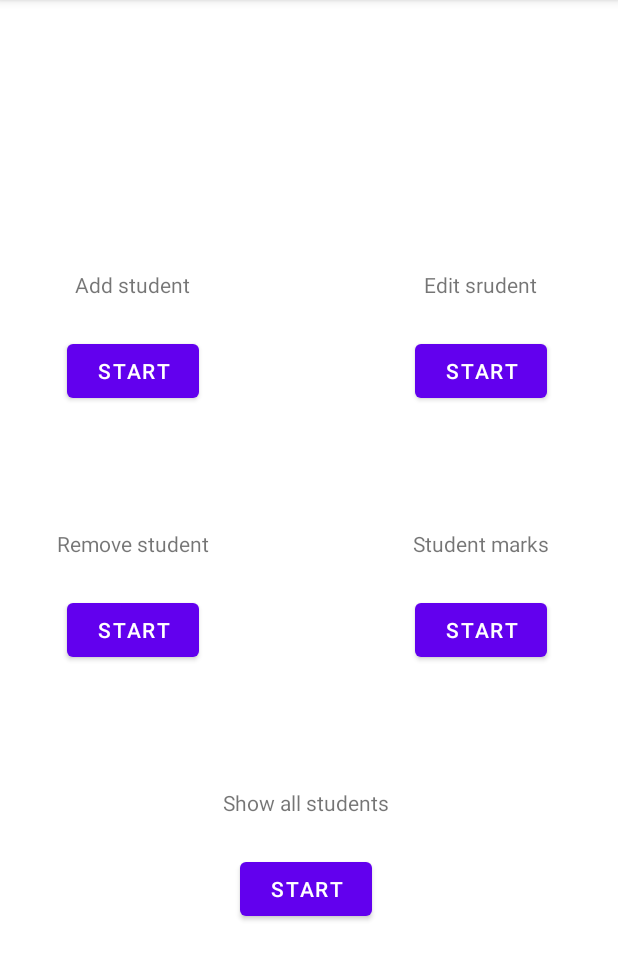
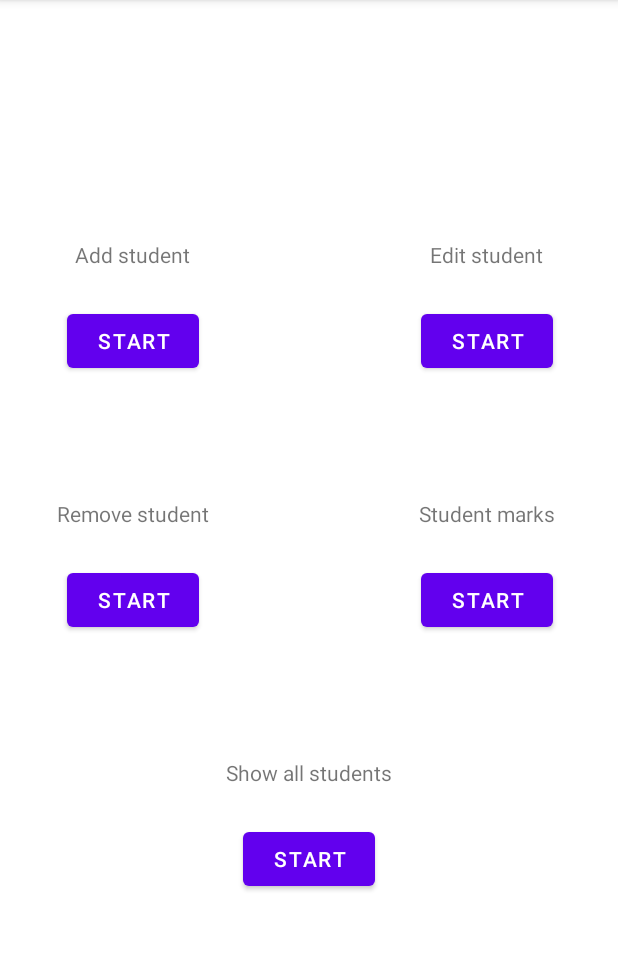
Before and after one commit to fedyuchuktimothey/DeKa, an Android app: the screen it shows after launch (MainActivity), after a tap on "START", on a phone screen of 412 x 824 dp, the part 84-1064 px from its top. Run offline under Robolectric (Android 15) with nearby library versions, the phone set to English and light mode, and no system bars.

Commit message:
Start navigation and Find functions

```diff
--- a/app/build.gradle
+++ b/app/build.gradle
@@ -40,6 +40,7 @@ dependencies {
     implementation 'androidx.constraintlayout:constraintlayout:2.1.2'
     implementation 'com.google.firebase:firebase-firestore:21.4.0'
     implementation 'com.google.firebase:firebase-firestore-ktx:24.0.0'
+    implementation 'androidx.navigation:navigation-fragment:2.3.5'
     testImplementation 'junit:junit:4.+'
     androidTestImplementation 'androidx.test.ext:junit:1.1.3'
     androidTestImplementation 'androidx.test.espresso:espresso-core:3.4.0'
--- a/app/src/main/java/com/example/deka/MainActivity.kt
+++ b/app/src/main/java/com/example/deka/MainActivity.kt
@@ -2,16 +2,13 @@ package com.example.deka
 
 import androidx.appcompat.app.AppCompatActivity
 import android.os.Bundle
+import androidx.navigation.Navigation.findNavController
 import com.example.deka.fragments.MainFragment
 
 class MainActivity : AppCompatActivity() {
     override fun onCreate(savedInstanceState: Bundle?) {
         super.onCreate(savedInstanceState)
         setContentView(R.layout.activity_main)
-        if (savedInstanceState == null) {
-            supportFragmentManager.beginTransaction()
-                .add(R.id.container, MainFragment())
-                .commit()
-        }
+
     }
 }
--- a/app/src/main/java/com/example/deka/fragments/MainFragment.kt
+++ b/app/src/main/java/com/example/deka/fragments/MainFragment.kt
@@ -6,6 +6,8 @@ import android.view.View
 import android.view.ViewGroup
 import android.widget.Button
 import androidx.fragment.app.Fragment
+import androidx.navigation.Navigation
+import androidx.navigation.Navigation.findNavController
 import com.example.deka.R
 import com.example.deka.fragments.find.FindFragment
 import com.example.deka.fragments.groups_functions.GroupsFunctionsFragment
@@ -23,35 +25,20 @@ class MainFragment:Fragment() {
 
         //Students Functions Button
         val studFunc = view.findViewById(R.id.studFunc) as Button
-        val studFunctionsFragment = StudFunctionsFragment()
-        studFunc.setOnClickListener() {
-            activity?.supportFragmentManager?.beginTransaction()
-                ?.replace(R.id.container, studFunctionsFragment)?.addToBackStack("MainFragment")?.commit()
-        }
+        studFunc.setOnClickListener(Navigation.createNavigateOnClickListener(R.id.studFunctionsFragment, null))
 
         // Find Button
         val find = view.findViewById(R.id.find) as Button
-        val findFragment = FindFragment()
-        find.setOnClickListener() {
-            activity?.supportFragmentManager?.beginTransaction()
-                ?.replace(R.id.container, findFragment)?.addToBackStack("MainFragment")?.commit()
-        }
+        find.setOnClickListener(Navigation.createNavigateOnClickListener(R.id.findFragment, null))
 
         //Students Performance Button
         val studPerfor = view.findViewById(R.id.studPerfor) as Button
-        val studPerforFragment = StudPerforFragment()
-        studPerfor.setOnClickListener() {
-            activity?.supportFragmentManager?.beginTransaction()
-                ?.replace(R.id.container, studPerforFragment)?.addToBackStack("MainFragment")?.commit()
-        }
+        //studPerfor.setOnClickListener(Navigation.createNavigateOnClickListener(R.id.studPerfor, null))
 
         //Groups Functions Button
         val groupFunc = view.findViewById(R.id.groupFunc) as Button
-        val groupsFunctionsFragment = GroupsFunctionsFragment()
-        groupFunc.setOnClickListener() {
-            activity?.supportFragmentManager?.beginTransaction()
-                ?.replace(R.id.container, groupsFunctionsFragment)?.addToBackStack("MainFragment")?.commit()
-        }
+       // groupFunc.setOnClickListener(Navigation.createNavigateOnClickListener(R.id., null))
+
 
         return view
     }
--- a/app/src/main/java/com/example/deka/fragments/students_functions/AddStudentFragment.kt
+++ b/app/src/main/java/com/example/deka/fragments/students_functions/AddStudentFragment.kt
@@ -10,7 +10,10 @@ import android.widget.Button
 import android.widget.EditText
 import android.widget.Toast
 import androidx.fragment.app.Fragment
+import androidx.navigation.Navigation
+import androidx.navigation.fragment.NavHostFragment.findNavController
 import com.example.deka.R
+import com.google.android.material.navigation.NavigationView
 import com.google.firebase.firestore.ktx.firestore
 import com.google.firebase.ktx.Firebase
 import java.util.HashMap
@@ -27,12 +30,12 @@ class AddStudentFragment:Fragment() {
         val studGroup = view.findViewById<EditText>(R.id.studGroupNumber)
         val addNewStud = view.findViewById(R.id.addNewStud) as Button
         val db = Firebase.firestore
-        addNewStud.setOnClickListener(){
+        addNewStud.setOnClickListener{
+
             val student = HashMap<String, Any>()
             student["name"] = studName.text.toString()
             student["surname"] = studSurname.text.toString()
             student["group"] = studGroup.text.toString()
-
             db.collection("Students").document("${studSurname.text} ${studName.text}")
                 .set(student)
                 .addOnSuccessListener { documentReference ->
@@ -41,8 +44,8 @@ class AddStudentFragment:Fragment() {
                 .addOnFailureListener { e ->
                    // Log.w(TAG, "Error adding document", e)
                 }
+            findNavController(this).navigate(R.id.studFunctionsFragment)
         }
         return view
     }
-
 }
--- a/app/src/main/java/com/example/deka/fragments/students_functions/AllStudentsListFragment.kt
+++ b/app/src/main/java/com/example/deka/fragments/students_functions/AllStudentsListFragment.kt
@@ -22,7 +22,7 @@ class AllStudentsListFragment: Fragment() {
         container: ViewGroup?,
         savedInstanceState: Bundle?
     ): View? {
-        val view = inflater.inflate(R.layout.fragment_groups_list, container, false)
+        val view = inflater.inflate(R.layout.fragment_students_list, container, false)
         var listview:ListView
         val db = Firebase.firestore
         val studentslist = ArrayList<HashMap<String, String>>()
--- a/app/src/main/java/com/example/deka/fragments/students_functions/ChangeStudentInfoFragment.kt
+++ b/app/src/main/java/com/example/deka/fragments/students_functions/ChangeStudentInfoFragment.kt
@@ -7,6 +7,7 @@ import android.view.ViewGroup
 import android.widget.Button
 import android.widget.EditText
 import androidx.fragment.app.Fragment
+import androidx.navigation.fragment.NavHostFragment
 import com.example.deka.R
 import com.google.firebase.firestore.ktx.firestore
 import com.google.firebase.ktx.Firebase
@@ -47,6 +48,8 @@ class ChangeStudentInfoFragment: Fragment() {
                 .addOnFailureListener { e ->
                     // Log.w(TAG, "Error adding document", e)
                 }
+            NavHostFragment.findNavController(this).navigate(R.id.studFunctionsFragment)
+
         }
         return view
     }
--- a/app/src/main/java/com/example/deka/fragments/students_functions/RemoveStudentFragment.kt
+++ b/app/src/main/java/com/example/deka/fragments/students_functions/RemoveStudentFragment.kt
@@ -7,6 +7,7 @@ import android.view.ViewGroup
 import android.widget.Button
 import android.widget.EditText
 import androidx.fragment.app.Fragment
+import androidx.navigation.fragment.NavHostFragment
 import com.example.deka.R
 import com.google.firebase.firestore.ktx.firestore
 import com.google.firebase.ktx.Firebase
@@ -32,6 +33,7 @@ class RemoveStudentFragment : Fragment() {
                 .addOnFailureListener { e ->
                     // Log.w(TAG, "Error adding document", e)
                 }
+            NavHostFragment.findNavController(this).navigate(R.id.studFunctionsFragment)
         }
 
         return view
--- a/app/src/main/java/com/example/deka/fragments/students_functions/StudFunctionsFragment.kt
+++ b/app/src/main/java/com/example/deka/fragments/students_functions/StudFunctionsFragment.kt
@@ -6,6 +6,7 @@ import android.view.View
 import android.view.ViewGroup
 import android.widget.Button
 import androidx.fragment.app.Fragment
+import androidx.navigation.Navigation
 import com.example.deka.R
 
 class StudFunctionsFragment:Fragment() {
@@ -15,34 +16,23 @@ class StudFunctionsFragment:Fragment() {
         savedInstanceState: Bundle?
     ): View? {
         val view = inflater.inflate(R.layout.fragment_stud_functions, container, false)
+
         //Add student button
         val addStud = view.findViewById(R.id.addStud) as Button
-        val addStudent = AddStudentFragment()
-        addStud.setOnClickListener() {
-            activity?.supportFragmentManager?.beginTransaction()
-                ?.replace(R.id.container, addStudent)?.addToBackStack("StudFunctionsFragment")?.commit()
-        }
+        addStud.setOnClickListener(Navigation.createNavigateOnClickListener(R.id.addStudentFragment, null))
+
         //Remove student button
         val removeStud = view.findViewById(R.id.removeStud) as Button
-        val removeStudent = RemoveStudentFragment()
-        removeStud.setOnClickListener() {
-            activity?.supportFragmentManager?.beginTransaction()
-                ?.replace(R.id.container, removeStudent)?.addToBackStack("StudFunctionsFragment")?.commit()
-        }
+        removeStud.setOnClickListener(Navigation.createNavigateOnClickListener(R.id.removeStudentFragment, null))
+
         //Edit student button
         val changeStudent = view.findViewById(R.id.changeStud) as Button
-        val changeStudentInfo = ChangeStudentInfoFragment()
-        changeStudent.setOnClickListener() {
-            activity?.supportFragmentManager?.beginTransaction()
-                ?.replace(R.id.container, changeStudentInfo)?.addToBackStack("StudFunctionsFragment")?.commit()
-        }
+        changeStudent.setOnClickListener(Navigation.createNavigateOnClickListener(R.id.changeStudentInfoFragment, null))
+
         // All students button
         val showAllStud = view.findViewById(R.id.showAllStud) as Button
-        val allStudentsList = AllStudentsListFragment()
-        showAllStud.setOnClickListener() {
-            activity?.supportFragmentManager?.beginTransaction()
-                ?.replace(R.id.container, allStudentsList)?.addToBackStack("StudFunctionsFragment")?.commit()
-        }
+        showAllStud.setOnClickListener(Navigation.createNavigateOnClickListener(R.id.allStudentsListFragment, null))
+
         return view
     }
 }
--- a/app/src/main/res/layout/activity_main.xml
+++ b/app/src/main/res/layout/activity_main.xml
@@ -6,17 +6,13 @@
     android:layout_height="match_parent"
     tools:context=".MainActivity">
 
-    <FrameLayout
-        android:id="@+id/container"
-        android:layout_width="408dp"
-        android:layout_height="731dp"
-        app:layout_constraintBottom_toBottomOf="parent"
-        app:layout_constraintEnd_toEndOf="parent"
-        app:layout_constraintHorizontal_bias="0.0"
-        app:layout_constraintStart_toStartOf="parent"
-        app:layout_constraintTop_toTopOf="parent"
-        app:layout_constraintVertical_bias="0.538">
-
-    </FrameLayout>
+    <fragment
+        android:layout_width="match_parent"
+        android:layout_height="match_parent"
+        android:id="@+id/my_nav_host_fragment"
+        android:name="androidx.navigation.fragment.NavHostFragment"
+        app:navGraph="@navigation/navigation"
+        app:defaultNavHost="true"
+        />
 
 </androidx.constraintlayout.widget.ConstraintLayout>
--- a/app/src/main/res/layout/fragment_stud_functions.xml
+++ b/app/src/main/res/layout/fragment_stud_functions.xml
@@ -51,7 +51,7 @@
        android:layout_height="wrap_content"
        android:layout_marginTop="160dp"
        android:layout_marginEnd="50dp"
-       android:text="Edit srudent"
+       android:text="Edit student"
        app:layout_constraintEnd_toEndOf="parent"
        app:layout_constraintTop_toTopOf="parent" />
 
--- /dev/null
+++ b/app/src/main/res/navigation/navigation.xml
@@ -0,0 +1,94 @@
+<?xml version="1.0" encoding="utf-8"?>
+<navigation xmlns:android="http://schemas.android.com/apk/res/android"
+    xmlns:app="http://schemas.android.com/apk/res-auto"
+    xmlns:tools="http://schemas.android.com/tools"
+    android:id="@+id/navigation"
+    app:startDestination="@id/mainFragment">
+    <fragment
+        android:id="@+id/mainFragment"
+        android:name="com.example.deka.fragments.MainFragment"
+        android:label="MainFragment"
+        tools:layout="@layout/fragment_main">
+        <action
+            android:id="@+id/action_mainFragment_to_studFunctionsFragment"
+            app:destination="@id/studFunctionsFragment" />
+        <action
+            android:id="@+id/action_mainFragment_to_findFragment"
+            app:destination="@id/findFragment" />
+        <action
+            android:id="@+id/action_mainFragment_to_studPerforFragment"
+            app:destination="@id/studPerforFragment" />
+        <action
+            android:id="@+id/action_mainFragment_to_groupsFunctionsFragment"
+            app:destination="@id/groupsFunctionsFragment" />
+    </fragment>
+    <fragment
+        android:id="@+id/studFunctionsFragment"
+        android:name="com.example.deka.fragments.students_functions.StudFunctionsFragment"
+        android:label="StudFunctionsFragment"
+        tools:layout="@layout/fragment_stud_functions">
+        <action
+            android:id="@+id/action_studFunctionsFragment_to_addStudentFragment"
+            app:destination="@id/addStudentFragment" />
+        <action
+            android:id="@+id/action_studFunctionsFragment_to_changeStudentInfoFragment"
+            app:destination="@id/changeStudentInfoFragment" />
+        <action
+            android:id="@+id/action_studFunctionsFragment_to_removeStudentFragment"
+            app:destination="@id/removeStudentFragment" />
+        <action
+            android:id="@+id/action_studFunctionsFragment_to_allStudentsListFragment"
+            app:destination="@id/allStudentsListFragment" />
+    </fragment>
+    <fragment
+        android:id="@+id/addStudentFragment"
+        android:name="com.example.deka.fragments.students_functions.AddStudentFragment"
+        android:label="AddStudentFragment"
+        tools:layout="@layout/fragment_add_student">
+        <action
+            android:id="@+id/action_addStudentFragment_to_studFunctionsFragment2"
+            app:destination="@id/studFunctionsFragment" />
+    </fragment>
+    <fragment
+        android:id="@+id/findFragment"
+        android:name="com.example.deka.fragments.find.FindFragment"
+        android:label="FindFragment"
+        tools:layout="@layout/fragment_find"/>
+    <fragment
+        android:id="@+id/changeStudentInfoFragment"
+        android:name="com.example.deka.fragments.students_functions.ChangeStudentInfoFragment"
+        android:label="ChangeStudentInfoFragment"
+        tools:layout="@layout/fragment_change_student_info">
+        <action
+            android:id="@+id/action_changeStudentInfoFragment_to_studFunctionsFragment"
+            app:destination="@id/studFunctionsFragment" />
+    </fragment>
+    <fragment
+        android:id="@+id/removeStudentFragment"
+        android:name="com.example.deka.fragments.students_functions.RemoveStudentFragment"
+        android:label="RemoveStudentFragment"
+        tools:layout="@layout/fragment_remove_student">
+        <action
+            android:id="@+id/action_removeStudentFragment_to_studFunctionsFragment"
+            app:destination="@id/studFunctionsFragment" />
+    </fragment>
+    <fragment
+        android:id="@+id/allStudentsListFragment"
+        android:name="com.example.deka.fragments.students_functions.AllStudentsListFragment"
+        android:label="AllStudentsListFragment"
+        tools:layout="@layout/fragment_students_list">
+        <action
+            android:id="@+id/action_allStudentsListFragment_to_studFunctionsFragment"
+            app:destination="@id/studFunctionsFragment" />
+    </fragment>
+    <fragment
+        android:id="@+id/groupsFunctionsFragment"
+        android:name="com.example.deka.fragments.groups_functions.GroupsFunctionsFragment"
+        android:label="GroupsFunctionsFragment"
+        tools:layout="@layout/fragment_groups_functions"/>
+    <fragment
+        android:id="@+id/studPerforFragment"
+        android:name="com.example.deka.fragments.stud_perfor.StudPerforFragment"
+        android:label="StudPerforFragment"
+        tools:layout="@layout/fragment_stud_perfor"/>
+</navigation>
```
Also changed, not shown: app/src/main/res/layout/fragment_students_list.xml (renamed from app/src/main/res/layout/fragment_groups_list.xml).
